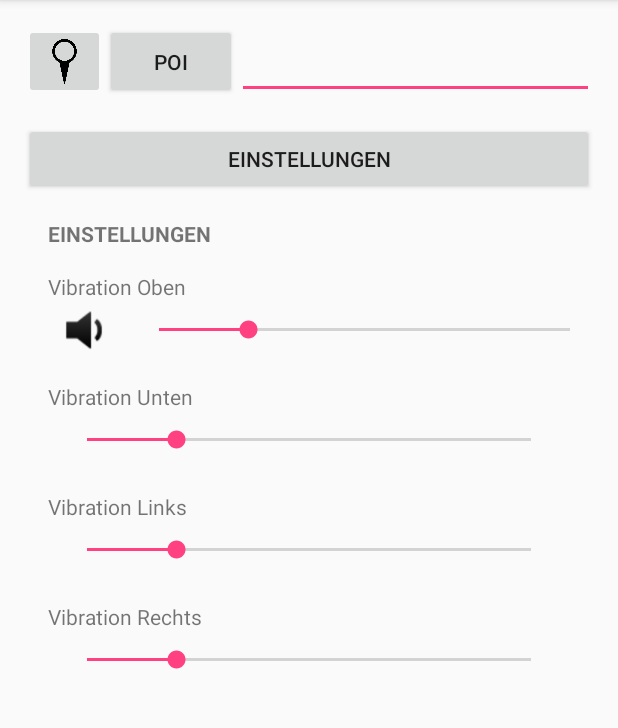
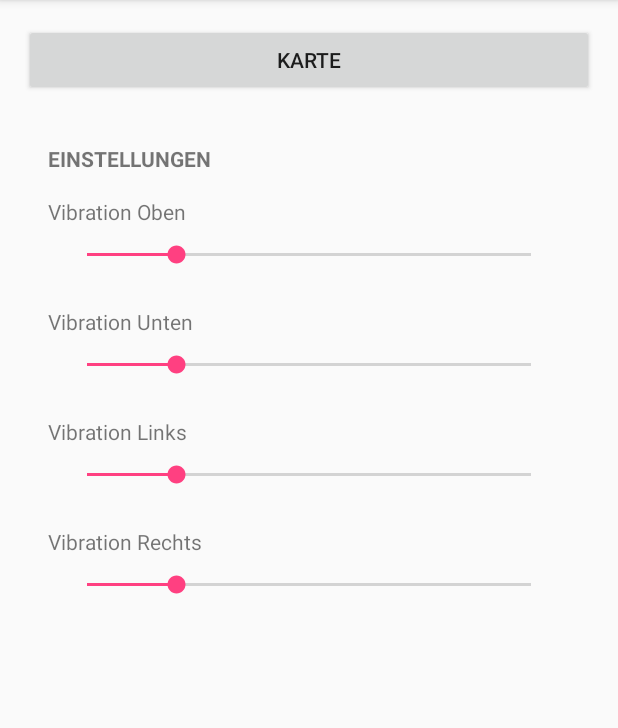
Before and after one commit to vanessavj/HapticDirection, an Android app: the screen it shows after launch (MainActivity), after a tap on "EINSTELLUNGEN", on a phone screen of 412 x 824 dp, the part 84-812 px from its top. Run offline under Robolectric (Android 15) with nearby library versions, the phone set to English and light mode, and no system bars; 1 other tap on this screen came first.

Commit message:
change layout to have proper settings and navigation view

```diff
--- a/app/src/main/java/com/example/linux/hapticdirection/MainActivity.java
+++ b/app/src/main/java/com/example/linux/hapticdirection/MainActivity.java
@@ -16,6 +16,10 @@ public class MainActivity extends AppCompatActivity {
     protected void onCreate(Bundle savedInstanceState) {
         super.onCreate(savedInstanceState);
         setContentView(R.layout.activity_main);
+        FragmentManager fragmentManager = getFragmentManager();
+        FragmentTransaction fragmentTransaction = fragmentManager.beginTransaction();
+        fragmentTransaction.replace(R.id.place_holder, new FragmentMaps());
+        fragmentTransaction.commit();
 
     }
 
--- a/app/src/main/res/layout/activity_main.xml
+++ b/app/src/main/res/layout/activity_main.xml
@@ -11,42 +11,6 @@
     android:orientation="vertical"
     tools:context="com.example.linux.hapticdirection.MainActivity">
 
-    <LinearLayout
-        android:layout_width="match_parent"
-        android:layout_height="50dp"
-        android:orientation="horizontal"
-        android:layout_marginBottom="@dimen/activity_vertical_margin">
-
-        <ImageButton
-            android:layout_width="wrap_content"
-            android:layout_height="match_parent"
-            android:src="@drawable/pin_icon"
-            android:adjustViewBounds="true"
-            android:scaleType="centerInside"
-            />
-
-        <Button
-            android:layout_width="wrap_content"
-            android:layout_height="match_parent"
-            android:text="Poi"
-            android:onClick="selectFrag"/>
-
-        <EditText
-            android:layout_width="0dp"
-            android:layout_height="match_parent"
-            android:layout_weight="1"/>
-
-
-
-    </LinearLayout>
-
-    <Button
-        android:id="@+id/einstellungen"
-        android:layout_width="match_parent"
-        android:layout_height="wrap_content"
-        android:text="Einstellungen"
-        android:onClick="selectFrag"/>
-
     <FrameLayout
         android:layout_width="match_parent"
         android:layout_height="match_parent"
--- a/app/src/main/res/layout/fragment_map.xml
+++ b/app/src/main/res/layout/fragment_map.xml
@@ -1,7 +1,42 @@
 <?xml version="1.0" encoding="utf-8"?>
 <LinearLayout xmlns:android="http://schemas.android.com/apk/res/android"
     android:layout_width="match_parent"
-    android:layout_height="match_parent" >
+    android:layout_height="match_parent"
+    android:orientation="vertical">
+    <Button
+        android:id="@+id/einstellungen"
+        android:layout_width="match_parent"
+        android:layout_height="wrap_content"
+        android:text="Einstellungen"
+        android:onClick="selectFrag"
+        android:layout_marginBottom="@dimen/activity_vertical_margin"/>
+
+
+    <LinearLayout
+        android:layout_width="match_parent"
+        android:layout_height="50dp"
+        android:orientation="horizontal"
+        android:layout_marginBottom="@dimen/activity_vertical_margin">
+
+        <ImageButton
+            android:layout_width="wrap_content"
+            android:layout_height="match_parent"
+            android:src="@drawable/pin_icon"
+            android:adjustViewBounds="true"
+            android:scaleType="centerInside"
+            />
+
+        <Button
+            android:layout_width="wrap_content"
+            android:layout_height="match_parent"
+            android:text="Poi"
+            android:onClick="selectFrag"/>
+
+        <EditText
+            android:layout_width="0dp"
+            android:layout_height="match_parent"
+            android:layout_weight="1"/>
+    </LinearLayout>
 
     <com.google.android.gms.maps.MapView
         android:id="@+id/map"
--- a/app/src/main/res/layout/fragment_settings.xml
+++ b/app/src/main/res/layout/fragment_settings.xml
@@ -1,10 +1,26 @@
 <?xml version="1.0" encoding="utf-8"?>
+
+
 <LinearLayout xmlns:android="http://schemas.android.com/apk/res/android"
     android:orientation="vertical" android:layout_width="match_parent"
-    android:layout_height="match_parent"
-    android:paddingTop="@dimen/activity_vertical_margin"
-    android:paddingLeft="@dimen/activity_horizontal_margin"
-    android:paddingRight="@dimen/activity_horizontal_margin">
+    android:layout_height="match_parent">
+
+    <Button
+        android:layout_width="match_parent"
+        android:layout_height="wrap_content"
+        android:text="Karte"
+        android:id="@+id/karte"
+        android:onClick="selectFrag"
+        android:layout_marginBottom="@dimen/activity_vertical_margin"/>
+
+    <LinearLayout
+        android:orientation="vertical"
+        android:layout_width="match_parent"
+        android:layout_height="match_parent"
+        android:paddingTop="@dimen/activity_vertical_margin"
+        android:paddingLeft="@dimen/activity_horizontal_margin"
+        android:paddingRight="@dimen/activity_horizontal_margin">
+
 
     <TextView
         android:layout_width="wrap_content"
@@ -26,13 +42,14 @@
         android:layout_height="wrap_content"
         android:orientation="horizontal">
 
-        <ImageView
+        <!--<ImageView
             android:layout_width="0dp"
             android:layout_height="match_parent"
             android:layout_weight="1"
             android:src="@drawable/sound_low"
             android:adjustViewBounds="true"
             android:scaleType="fitCenter"/>
+            -->
 
         <SeekBar
             android:id="@+id/seek1"
@@ -40,8 +57,9 @@
             android:layout_height="wrap_content"
             android:layout_margin="10dp"
             android:progress="20"
-            android:secondaryProgress="20" />
+            android:secondaryProgress="0"/>
 
+        <!--
         <ImageView
             android:layout_width="0dp"
             android:layout_height="match_parent"
@@ -49,6 +67,7 @@
             android:src="@drawable/sound_high"
             android:adjustViewBounds="true"
             android:scaleType="fitCenter"/>
+            -->
 
 
 
@@ -99,6 +118,7 @@
         android:layout_margin="10dp"
         android:progress="20"
         android:secondaryProgress="20"/>
+    </LinearLayout>
 
 
 
```
